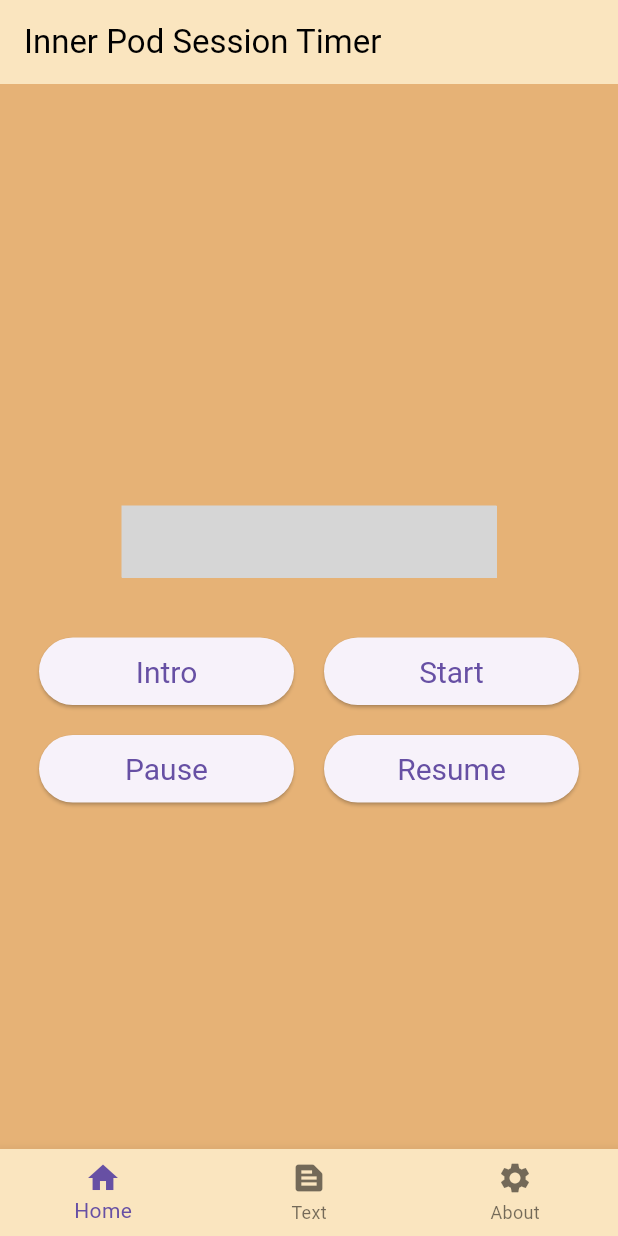
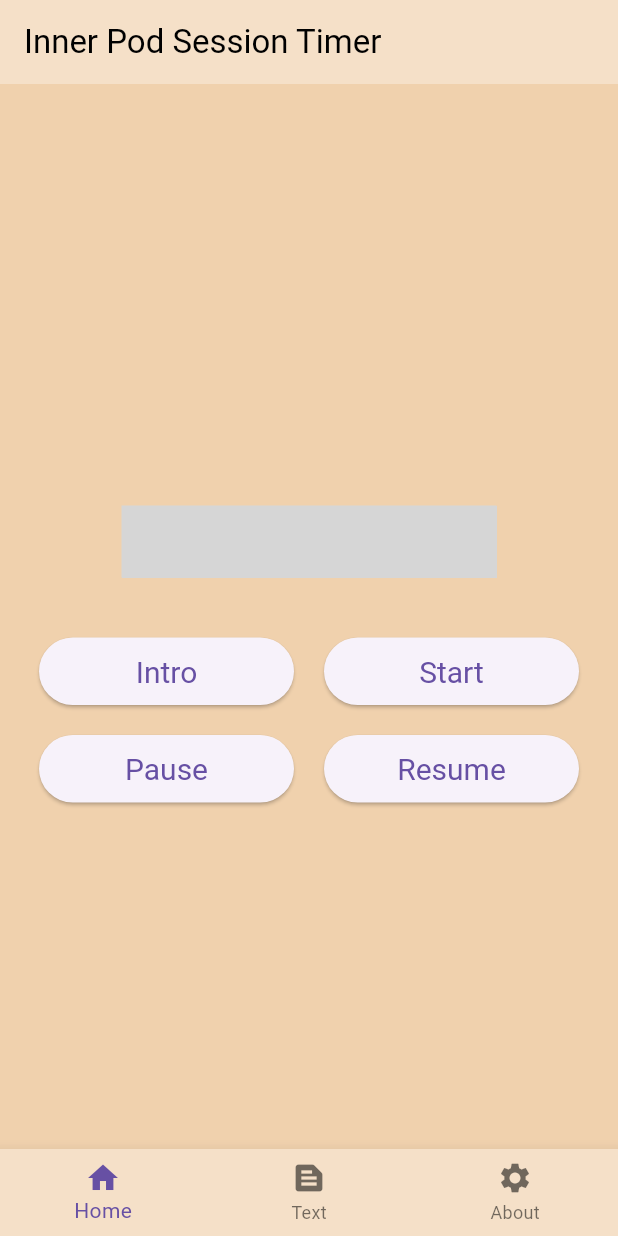
Before and after one commit to gjwgit/innerpod, a Flutter app: the screen it shows after launch, on a phone screen of 412 x 824 dp. Run offline on Flutter 3.47's test engine with Material 3 defaults, Android fonts, the phone set to English and light mode, and no system bars; our stand-ins replace audioplayers, wakelock_plus; missing offline and left inert: neon_circular_timer, solid; grey boxes are pictures that could not be loaded.

Commit message:
Refine colours. Bump version 1.1.3

```diff
--- /dev/null
+++ b/lib/constants.dart
@@ -0,0 +1,39 @@
+/// Constants used throughout the app.
+//
+// Time-stamp: <Thursday 2024-02-01 08:11:44 +1100 Graham Williams>
+//
+/// Copyright (C) 2024, Togaware Pty Ltd
+///
+/// Licensed under the GNU General Public License, Version 3 (the "License");
+///
+/// License: https://www.gnu.org/licenses/gpl-3.0.en.html
+//
+// This program is free software: you can redistribute it and/or modify it under
+// the terms of the GNU General Public License as published by the Free Software
+// Foundation, either version 3 of the License, or (at your option) any later
+// version.
+//
+// This program is distributed in the hope that it will be useful, but WITHOUT
+// ANY WARRANTY; without even the implied warranty of MERCHANTABILITY or FITNESS
+// FOR A PARTICULAR PURPOSE.  See the GNU General Public License for more
+// details.
+//
+// You should have received a copy of the GNU General Public License along with
+// this program.  If not, see <https://www.gnu.org/licenses/>.
+///
+/// Authors: Graham Williams
+
+library;
+
+import 'package:flutter/material.dart';
+
+/// The background colour of the main widget of the app.
+
+// const _background = Color(0xFFE6B276);
+// const background = Color(0xFFF5E0C8);
+const background = Color(0xFFF0D1AD);
+
+/// A lighter colour for the top and bottom (navbar) elements of the app.
+
+// const border = Color(0xFFFAE5BF);
+const border = Color(0xFFF5E0C8);
--- a/lib/main.dart
+++ b/lib/main.dart
@@ -1,6 +1,6 @@
 /// Main program for the inner pod session timing and logging.
 //
-// Time-stamp: <Wednesday 2024-01-31 13:40:26 +1100 Graham Williams>
+// Time-stamp: <Thursday 2024-02-01 08:30:35 +1100 Graham Williams>
 //
 /// Copyright (C) 2024, Togaware Pty Ltd
 ///
@@ -29,6 +29,7 @@ import 'package:flutter/material.dart';
 
 import 'package:solid/solid.dart';
 
+import 'package:innerpod/constants.dart';
 import 'package:innerpod/timer.dart';
 
 void main() {
@@ -43,24 +44,21 @@ class InnerPod extends StatelessWidget {
 
   InnerPod({super.key});
 
-  static const _background = Color(0xFFE6B276);
-  static const _border = Color(0xFFFAE5BF);
-
   // Construct the Scaffold as the main window to display after logging in to
   // the Solid Pod.
 
   final _home = Scaffold(
-    backgroundColor: _background,
+    backgroundColor: background,
     appBar: AppBar(
       title: const Text('Inner Pod Session Timer'),
-      backgroundColor: _border,
+      backgroundColor: border,
       foregroundColor: Colors.black,
     ),
     body: Center(
       child: Timer(),
     ),
     bottomNavigationBar: BottomNavigationBar(
-      backgroundColor: const Color(0XFFFAE5BF),
+      backgroundColor: border,
       items: const <BottomNavigationBarItem>[
         BottomNavigationBarItem(
           icon: Icon(Icons.home),
@@ -84,11 +82,12 @@ class InnerPod extends StatelessWidget {
   Widget build(BuildContext context) {
     return MaterialApp(
       title: 'Inner Pod',
+      debugShowCheckedModeBanner: false,
       theme: ThemeData(
         // Change the theme for the app here.
 
         cardTheme: const CardTheme(
-          color: _border,
+          color: border,
         ),
       ),
 
@@ -105,7 +104,7 @@ class InnerPod extends StatelessWidget {
         image: const AssetImage('assets/images/inner_image.jpg'),
         logo: const AssetImage('assets/images/inner_icon.png'),
         continueText: 'SESSION',
-        podText: 'REGISTER',
+        registerText: 'REGISTER',
         link: 'https://github.com/gjwgit/inner',
         child: _home,
       ),
--- a/lib/timer.dart
+++ b/lib/timer.dart
@@ -1,6 +1,6 @@
 /// A countdown timer and buttons for a session.
 //
-// Time-stamp: <Wednesday 2024-01-31 13:35:20 +1100 Graham Williams>
+// Time-stamp: <Thursday 2024-02-01 08:08:17 +1100 Graham Williams>
 //
 /// Copyright (C) 2024, Togaware Pty Ltd
 ///
@@ -30,6 +30,8 @@ import 'package:flutter/material.dart';
 import 'package:audioplayers/audioplayers.dart';
 import 'package:neon_circular_timer/neon_circular_timer.dart';
 import 'package:wakelock_plus/wakelock_plus.dart';
+
+import 'package:innerpod/constants.dart';
 
 /// A countdown timer widget with buttons for the home page.
 
@@ -144,10 +146,6 @@ class Timer extends StatelessWidget {
     // Choose colours for the internal background of the timer and the gradient
     // of the timer neon.
 
-    // final background = Colors.blueGrey;
-
-    const background = Color(0xFFE6B276);
-
     const text = Colors.black;
 
     // const spin1 = Color(0xFFFFB31A);
--- a/pubspec.yaml
+++ b/pubspec.yaml
@@ -1,7 +1,7 @@
 name: innerpod
 description: "A session timer with session logged to your Solid Pod."
 publish_to: 'none' # Remove this line if you wish to publish to pub.dev
-version: 1.1.2+19
+version: 1.1.3+19
 
 environment:
   sdk: '>=3.2.5 <4.0.0'
```
Also changed, not shown: 1 other file.
